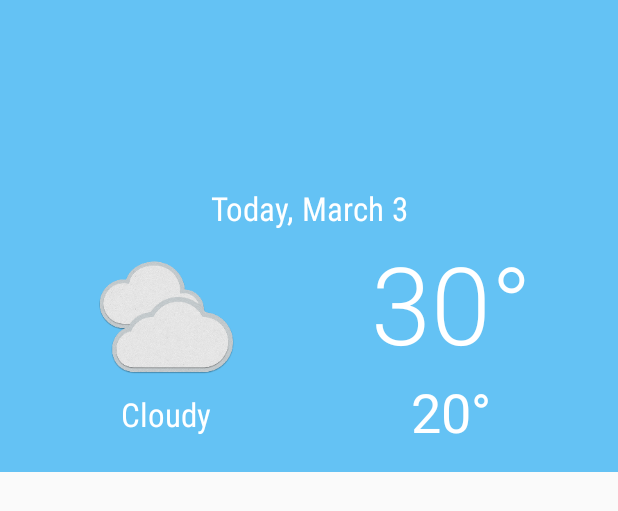
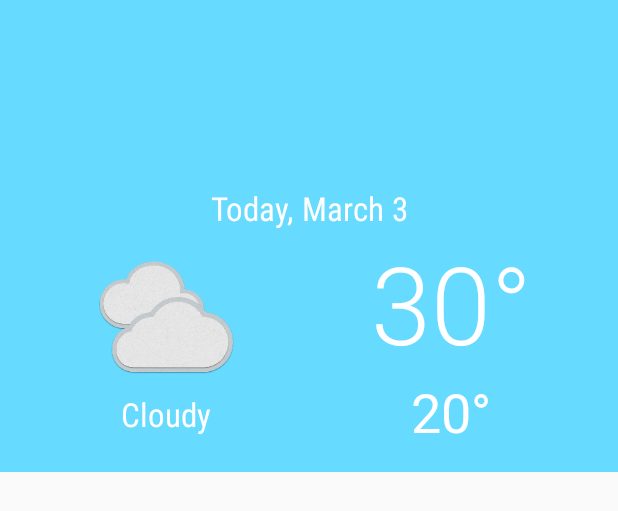
Before and after one commit to simonpham/Sunshine, an Android app: the layout item_forecast_today.xml on its own in the app's theme, with its tools: preview values and no code run, on a phone screen of 412 x 824 dp. Shown: the top 511 px of the screen. Run offline under Robolectric (Android 15) with nearby library versions, the phone set to English and light mode, and no system bars.

Commit message:
Change color scheme

```diff
--- a/app/src/main/res/layout/item_forecast_today.xml
+++ b/app/src/main/res/layout/item_forecast_today.xml
@@ -5,7 +5,7 @@
     android:id="@+id/linearLayout"
     android:layout_width="match_parent"
     android:layout_height="wrap_content"
-    android:background="@color/sunshine_light_blue"
+    android:background="@color/colorPrimaryLight"
     android:minHeight="?android:attr/listPreferredItemHeight"
     android:padding="16dp">
 
--- a/app/src/main/res/values/colors.xml
+++ b/app/src/main/res/values/colors.xml
@@ -1,15 +1,12 @@
 <?xml version="1.0" encoding="utf-8"?>
 <resources>
-    <color name="colorPrimary">#008577</color>
-    <color name="colorPrimaryDark">#00574B</color>
-    <color name="colorAccent">#D81B60</color>
+    <color name="colorPrimaryLight">#67daff</color>
+    <color name="colorPrimary">#03a9f4</color>
+    <color name="colorPrimaryDark">#007ac1</color>
+    <color name="colorAccent">#ffeb3b</color>
 
     <color name="white">#FFFFFF</color>
     <color name="grey">#cccccc</color>
     <color name="grey_700">#646464</color>
     <color name="black">#000000</color>
-
-    <color name="sunshine_light_blue">#ff64c2f4</color>
-    <color name="sunshine_blue">#ff1ca8f4</color>
-    <color name="sunshine_dark_blue">#0288D1</color>
 </resources>
```
